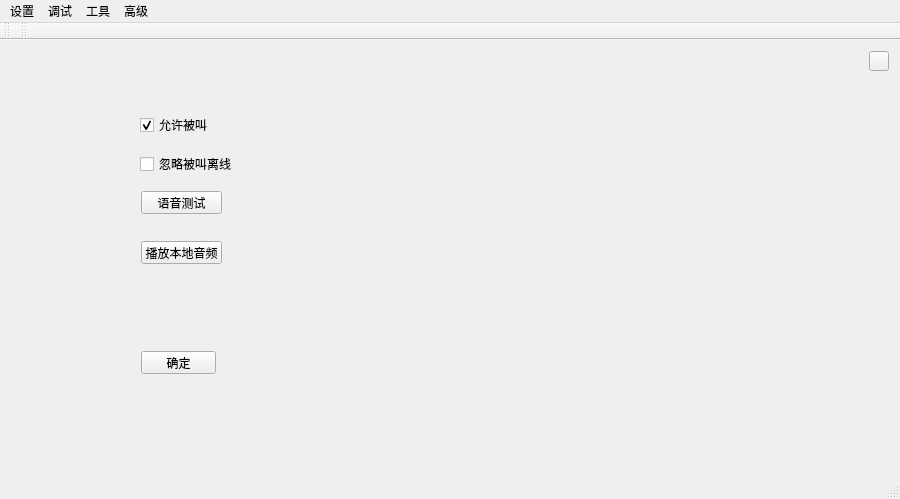
This is robot_gui/mainwindow.ui in CastielLiu/robotGui as Qt 5 draws it before an edit. The edited form follows.
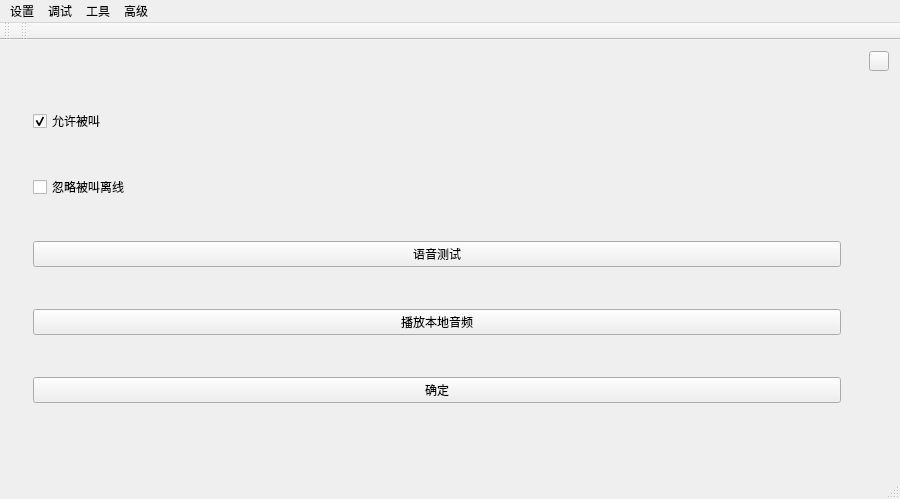
This is the edited form. The open tabs and pages were chosen to show the change. Icons and pictures are not drawn. Custom widgets are drawn as their Qt base class.

Patch:
```diff
--- a/robot_gui/mainwindow.ui
+++ b/robot_gui/mainwindow.ui
@@ -457,30 +457,18 @@
        </layout>
       </widget>
       <widget class="QWidget" name="page_debug">
+       <layout class="QVBoxLayout" name="verticalLayout_15">
+        <item>
        <widget class="QWidget" name="widget_2" native="true">
-        <property name="geometry">
-         <rect>
-          <x>120</x>
-          <y>40</y>
-          <width>541</width>
-          <height>301</height>
-         </rect>
-        </property>
         <property name="minimumSize">
          <size>
           <width>200</width>
           <height>200</height>
          </size>
         </property>
+          <layout class="QVBoxLayout" name="verticalLayout_16">
+           <item>
         <widget class="QCheckBox" name="checkBox_canCalled">
-         <property name="geometry">
-          <rect>
-           <x>9</x>
-           <y>26</y>
-           <width>71</width>
-           <height>16</height>
-          </rect>
-         </property>
          <property name="text">
           <string>允许被叫</string>
          </property>
@@ -488,28 +476,16 @@
           <bool>true</bool>
          </property>
         </widget>
+           </item>
+           <item>
         <widget class="QCheckBox" name="checkBox_ignoreCalledOffline">
-         <property name="geometry">
-          <rect>
-           <x>9</x>
-           <y>65</y>
-           <width>95</width>
-           <height>16</height>
-          </rect>
-         </property>
          <property name="text">
           <string>忽略被叫离线</string>
          </property>
         </widget>
+           </item>
+           <item>
         <widget class="QPushButton" name="pushButton_audioTest">
-         <property name="geometry">
-          <rect>
-           <x>10</x>
-           <y>100</y>
-           <width>81</width>
-           <height>23</height>
-          </rect>
-         </property>
          <property name="text">
           <string>语音测试</string>
          </property>
@@ -517,28 +493,9 @@
           <bool>true</bool>
          </property>
         </widget>
-        <widget class="QPushButton" name="pushButton_debugPageOk">
-         <property name="geometry">
-          <rect>
-           <x>10</x>
-           <y>260</y>
-           <width>75</width>
-           <height>23</height>
-          </rect>
-         </property>
-         <property name="text">
-          <string>确定</string>
-         </property>
-        </widget>
+           </item>
+           <item>
         <widget class="QPushButton" name="pushButton_playLocalAudio">
-         <property name="geometry">
-          <rect>
-           <x>10</x>
-           <y>150</y>
-           <width>81</width>
-           <height>23</height>
-          </rect>
-         </property>
          <property name="text">
           <string>播放本地音频</string>
          </property>
@@ -546,7 +503,18 @@
           <bool>true</bool>
          </property>
         </widget>
-       </widget>
+           </item>
+           <item>
+            <widget class="QPushButton" name="pushButton_debugPageOk">
+             <property name="text">
+              <string>确定</string>
+             </property>
+            </widget>
+           </item>
+          </layout>
+         </widget>
+        </item>
+       </layout>
       </widget>
       <widget class="QWidget" name="page_bioradar">
        <layout class="QHBoxLayout" name="horizontalLayout_11">
```
Left out of the diff: 4 changed lines with no effect on the pictures. Lines whose indentation alone changed are shown as unchanged.
